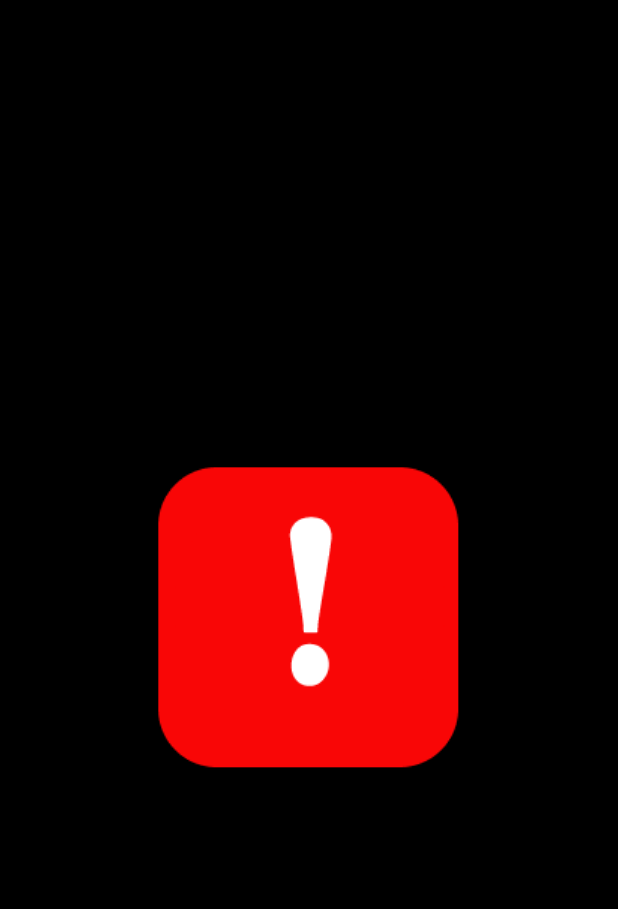
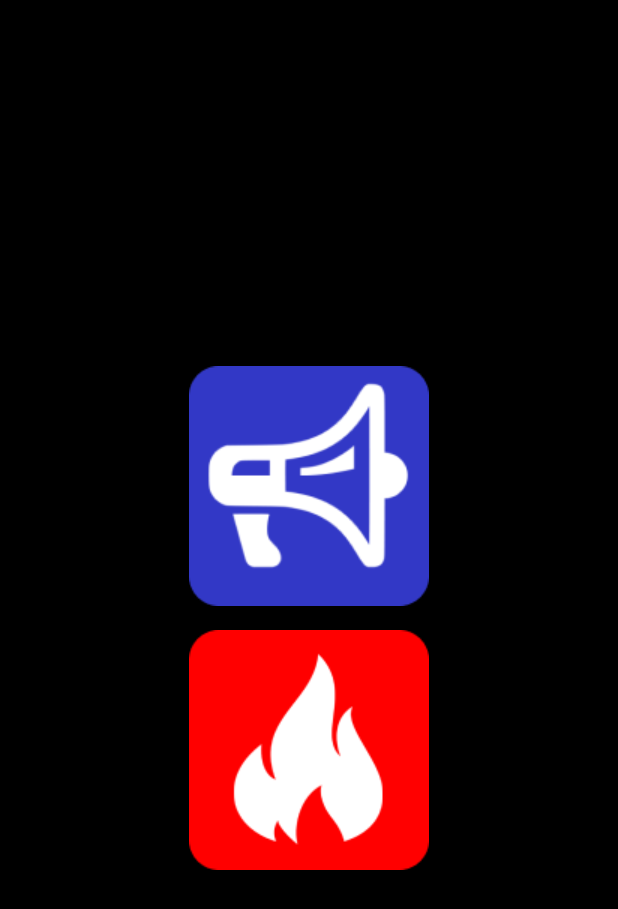
Before and after one commit to Sedan513/smartAlert, a Flutter app: the screen it shows after launch, on a phone screen of 412 x 824 dp. Shown: the top 909 px of the screen. Run offline on Flutter 3.47's test engine with Material 2 defaults, Android fonts, the phone set to English and light mode, and no system bars; our stand-ins replace location.

Commit message:
works!!!! kinda

```diff
--- a/smartalert_ui/lib/Button_Page.dart
+++ b/smartalert_ui/lib/Button_Page.dart
@@ -20,6 +20,11 @@ class _ButtonPageState extends State<ButtonPage> {
   bool buttonPressed = false;
   LocationData? _locationData; // Store the location data here
   List<dynamic>? protocolJson; // Store the json data here
+  Map<String, List<dynamic>> emergencyIncidents = {
+    'Medical': [0, 'assets/medical_button.png'],
+    'Security': [1, 'assets/security_button.png'],
+    'Fire': [2, 'assets/fire_button.png'],
+  };
 
   @override
   void initState() {
@@ -92,14 +97,22 @@ class _ButtonPageState extends State<ButtonPage> {
                 mainAxisAlignment: MainAxisAlignment.center,
                 children: [
                   if (_locationData != null)
-                    Text(
-                      'Latitude: ${_locationData!.latitude}, Longitude: ${_locationData!.longitude}',
-                      style: const TextStyle(color: Colors.white),
+                    TextButton(
+                      onPressed: updateui,
+                      child: Image.asset(
+                        emergencyIncidents['Medical']![1],
+                      ),
                     ),
                   TextButton(
                     onPressed: updateui,
                     child: Image.asset(
-                      'assets/button_image.png',
+                      emergencyIncidents['Security']![1],
+                    ),
+                  ),
+                  TextButton(
+                    onPressed: updateui,
+                    child: Image.asset(
+                      emergencyIncidents['Fire']![1],
                     ),
                   ),
                 ],
--- a/smartalert_ui/pubspec.yaml
+++ b/smartalert_ui/pubspec.yaml
@@ -64,6 +64,10 @@ flutter:
   # To add assets to your application, add an assets section, like this:
   assets:
    - assets/button_image.png
+   - assets/security_button.png
+   - assets/medical_button.png
+   - assets/fire_button.png
+
 
 
   # An image asset can refer to one or more resolution-specific "variants", see
```
Also changed, not shown: smartalert_ui/lib/location_api.dart (+25 -1 lines), smartalert_ui/lib/protocol_display.dart (+16 -6 lines), smartalert_ui/assets/fire_button.png (added), smartalert_ui/assets/medical_button.png (added), smartalert_ui/assets/security_button.png (added).
